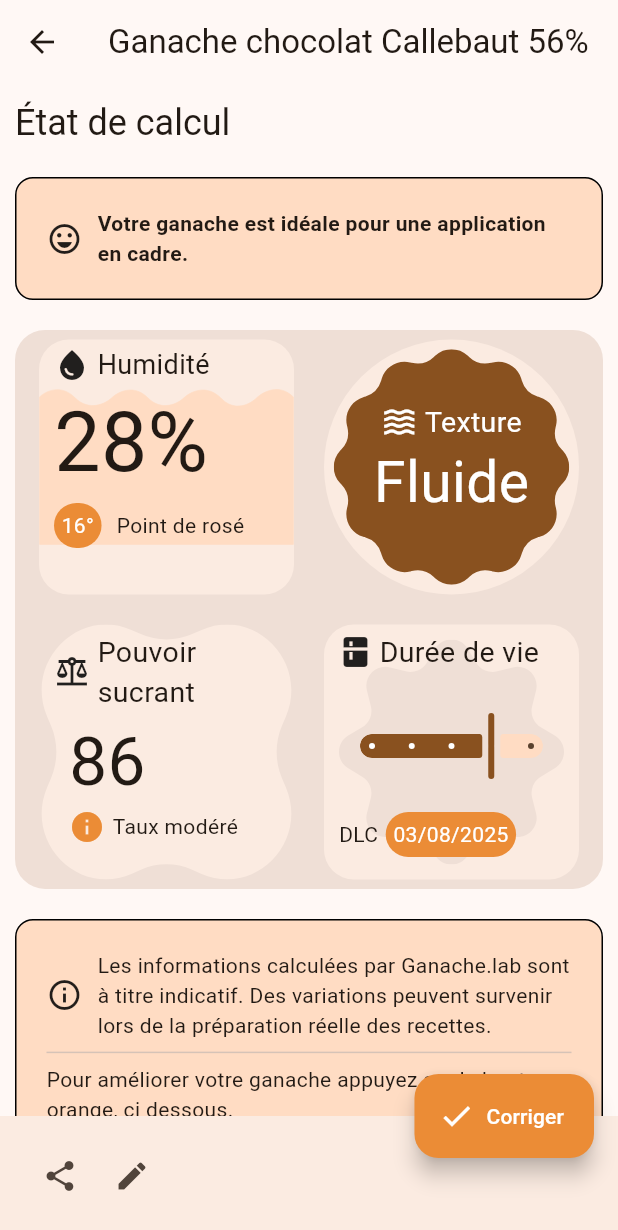
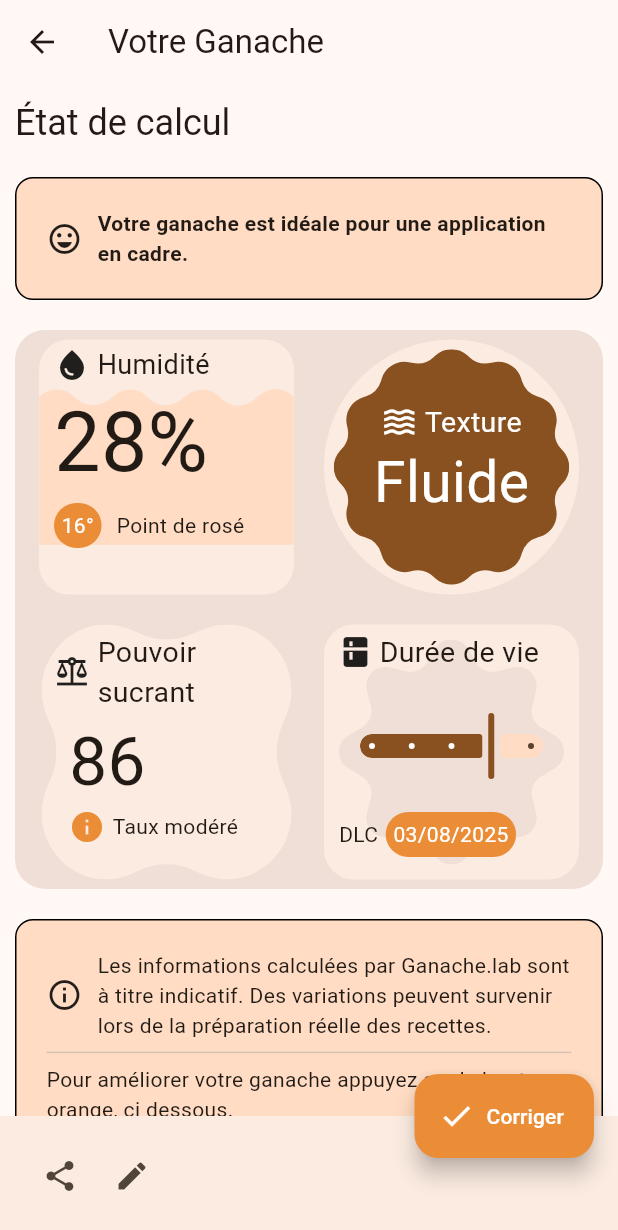
Before and after one commit to AlexandreLuedo/Ganache.lab, a Flutter app: the CreateGanache screen opened directly, after a tap on "Calculer", on a phone screen of 412 x 824 dp. Shown: the top 1230 px of the screen. Run offline on Flutter 3.47's test engine with Material 3 defaults, Android fonts, the phone set to English and light mode, and no system bars; our stand-ins replace flutter_svg; missing offline and left inert: markdown_widget.

Commit message:
feat: Implement dynamic AppBar title using Provider
This commit introduces the `provider` package and uses it to dynamically update the AppBar title based on user input in the `GanacheNameInput` widget.

**Key Changes:**

- **`pubspec.yaml` & `pubspec.lock`:** Added `provider: ^6.1.5+1` dependency.
- **`lib/models/change_notifier_ganache_name_input.dart`:**
    - Created a new `TitleModel` class that extends `ChangeNotifier`.
    - This model holds the `_title` string and provides `update()` and `reset()` methods to modify it and notify listeners.
- **`lib/utils/main.dart`:**
    - Wrapped the `GanacheApp` with a `ChangeNotifierProvider` to make `TitleModel` available throughout the widget tree.
- **`lib/widgets/ganache_name_input.dart`:**
    - The `TextField` now uses a `TextEditingController` initialized with the current title from `TitleModel`.
    - `onChanged` callback now calls `context.read<TitleModel>().update(value)` to update the title in the model.
- **`lib/screens/calculate_ganache.dart` & `lib/screens/correction.dart`:**
    - The `AppBar`'s `title` is now a `Consumer<TitleModel>` widget.
    - This allows the title to reactively update whenever the `TitleModel.title` changes.
    - If the title is empty, it defaults to "Votre Ganache".
- **`lib/screens/correction.dart`:**
    - When the "Terminer" `FloatingActionButton` is pressed, `context.read<TitleModel>().reset()` is called to clear the ganache name.
- **`lib/screens/create_ganache.dart`:**
    - Minor text update in the `AlertDialog` content for better clarity.

**Other:**
- **`project.org`**: Added notes on improving `ExtendedWidgets` and a corrected version of the form description text.

```diff
--- /dev/null
+++ b/lib/models/change_notifier_ganache_name_input.dart
@@ -0,0 +1,16 @@
+import 'package:flutter/material.dart';
+
+class TitleModel extends ChangeNotifier {
+  String _title = '';
+  String get title => _title;
+
+  void update(String newTitle) {
+    _title = newTitle;
+    notifyListeners();
+  }
+
+  void reset() {
+    _title = "";
+    notifyListeners();
+  }
+}
--- a/lib/screens/calculate_ganache.dart
+++ b/lib/screens/calculate_ganache.dart
@@ -2,6 +2,8 @@
 import 'package:flutter/material.dart';
 import 'screens_exportation_file.dart';
 import 'package:ganache_lab/widgets/widgets_exportation_file.dart';
+import 'package:ganache_lab/models/change_notifier_ganache_name_input.dart';
+import 'package:provider/provider.dart';
 
 class CalculateGanache extends StatelessWidget {
   const CalculateGanache({super.key});
@@ -10,7 +12,9 @@ class CalculateGanache extends StatelessWidget {
   Widget build(BuildContext context) {
     return Scaffold(
       // TODO Remplacer la ganache par une variable récupérée grâce au nom.
-      appBar: AppBar(title: const Text("Ganache chocolat Callebaut 56%")),
+      appBar: AppBar(title: Consumer<TitleModel>(
+          builder: (_, model, _) => Text(model.title.isEmpty ? "Votre Ganache" : model.title),),
+      ),
       // TODO Rassembler les BottomAppbar
       bottomNavigationBar: BottomAppBar(
         elevation: 10,
--- a/lib/screens/correction.dart
+++ b/lib/screens/correction.dart
@@ -1,5 +1,7 @@
 import 'package:flutter/material.dart';
 import 'screens_exportation_file.dart';
+import 'package:provider/provider.dart';
+import 'package:ganache_lab/models/change_notifier_ganache_name_input.dart';
 
 class Correction extends StatefulWidget {
   const Correction({super.key});
@@ -12,11 +14,14 @@ class _CorrectionState extends State<Correction> {
   @override
   Widget build(BuildContext context) {
     return Scaffold(
-      appBar: AppBar(title: Text("Ganache chocolat Callebaut")),
+      appBar: AppBar(title: Consumer<TitleModel>(
+        builder: (_, model, __) => Text(model.title.isEmpty ? "Votre Ganache" : model.title),),),
       floatingActionButton: FloatingActionButton(
         backgroundColor: Color(0xFFEB8C36),
         foregroundColor: Colors.white,
         onPressed: () {
+          // ATTENTION à quand il faudra ajouter le stockage de TitleModel dans une recette !
+          context.read<TitleModel>().reset();
           Navigator.popUntil(
             context,
               (route) => route.isFirst,
--- a/lib/screens/create_ganache.dart
+++ b/lib/screens/create_ganache.dart
@@ -36,7 +36,7 @@ class _CreateGanacheState extends State<CreateGanache> {
                   return AlertDialog(
                     title: const Text("Aide"),
                     content: const Text(
-                      "Dans cette page vous devez compléter toutes les informations proposés. \n Il n'est pas encore possible d'ajouter ses propres paramètres. \n Pour plus d'informations veuillez vous rendre sur le site internet.",
+                      "Dans la page \"Créer sa ganache\", vous devez compléter toutes les informations proposés. \n Il n'est pas encore possible d'ajouter ses propres paramètres. \n Pour plus d'informations veuillez vous rendre sur le site internet.",
                     ),
                     actions: <Widget>[
                       TextButton(
--- a/lib/widgets/ganache_name_input.dart
+++ b/lib/widgets/ganache_name_input.dart
@@ -1,12 +1,20 @@
 // Retourne le nom de la ganache
 import 'package:flutter/material.dart';
+import 'package:provider/provider.dart';
+import 'package:ganache_lab/models/change_notifier_ganache_name_input.dart';
+import 'package:ganache_lab/utils/main.dart';
 
 class GanacheNameInput extends StatelessWidget {
   const GanacheNameInput({super.key});
 
   @override
   Widget build(BuildContext context) {
+    final controller = TextEditingController(
+      text: context.read<TitleModel>().title,
+    );
+
     return TextField(
+      controller: controller,
       autofocus: true,
       decoration: InputDecoration(
         prefixIcon: const Icon(Icons.label),
@@ -15,6 +23,7 @@ class GanacheNameInput extends StatelessWidget {
         hintText: "Ex: Ganache au chocolat",
         border: const OutlineInputBorder(),
       ),
+      onChanged: (value) => context.read<TitleModel>().update(value),
     );
   }
 }
--- a/pubspec.yaml
+++ b/pubspec.yaml
@@ -39,6 +39,7 @@ dependencies:
   flutter_svg: ^2.2.0
   markdown_widget: ^2.3.2+8
   path_provider: ^2.1.5
+  provider: ^6.1.5+1
 
 dev_dependencies:
   flutter_test:
```
Also changed, not shown: lib/utils/main.dart (+7 -1 lines), pubspec.lock, 1 other file.
